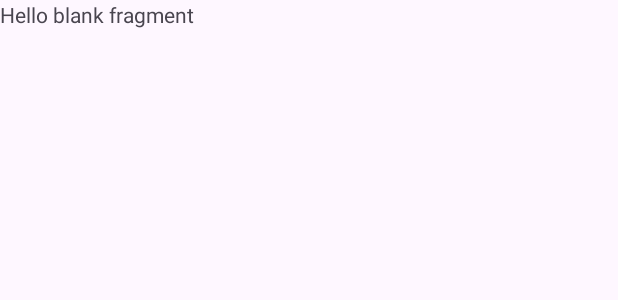
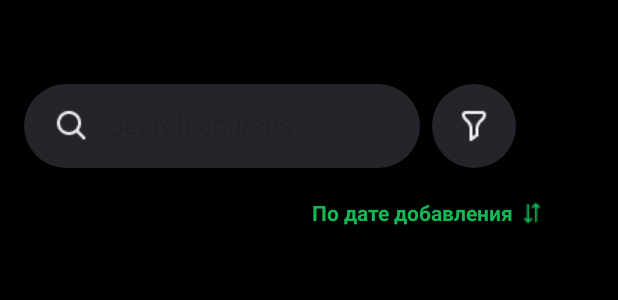
Before and after one commit to jeyDanilov/SkillStartTest, an Android app: the layout fragment_home.xml on its own in the app's theme, with its tools: preview values and no code run, on a phone screen of 412 x 824 dp. Shown: the top 300 px of the screen. Run offline under Robolectric (Android 15) with nearby library versions, the phone set to English and light mode, and no system bars.

Commit message:
Создал Главный экран,item_course c отображением карточки,для Recycler View

```diff
--- a/feature-home/src/main/java/com/example/feature_home/FragmentHome.kt
+++ b/feature-home/src/main/java/com/example/feature_home/FragmentHome.kt
@@ -6,7 +6,7 @@ import android.view.LayoutInflater
 import android.view.View
 import android.view.ViewGroup
 
-class FragmentHome : Fragment(R.layout.fragment_home) {
+ class FragmentHome : Fragment(R.layout.fragment_home) {
 
     override fun onCreateView(
         inflater: LayoutInflater, container: ViewGroup?,
--- /dev/null
+++ b/feature-home/src/main/res/drawable/back_color_hint.xml
@@ -0,0 +1,5 @@
+<?xml version="1.0" encoding="utf-8"?>
+<shape xmlns:android="http://schemas.android.com/apk/res/android">
+    <solid android:color="#24252A" />
+    <corners android:radius="28dp" />
+</shape>
--- /dev/null
+++ b/feature-home/src/main/res/drawable/back_funnel_hint.xml
@@ -0,0 +1,6 @@
+<?xml version="1.0" encoding="utf-8"?>
+<shape xmlns:android="http://schemas.android.com/apk/res/android"
+
+    android:shape="oval">
+    <solid android:color="#24252A" />
+</shape>
--- a/feature-home/src/main/res/layout/fragment_home.xml
+++ b/feature-home/src/main/res/layout/fragment_home.xml
@@ -1,14 +1,97 @@
 <?xml version="1.0" encoding="utf-8"?>
-<FrameLayout xmlns:android="http://schemas.android.com/apk/res/android"
-    xmlns:tools="http://schemas.android.com/tools"
-    android:layout_width="match_parent"
-    android:layout_height="match_parent"
-    tools:context=".FragmentHome">
 
-    <!-- TODO: Update blank fragment layout -->
-    <TextView
+<layout xmlns:android="http://schemas.android.com/apk/res/android"
+    xmlns:app="http://schemas.android.com/apk/res-auto"
+    xmlns:tools="http://schemas.android.com/tools">
+
+    <androidx.constraintlayout.widget.ConstraintLayout
         android:layout_width="match_parent"
         android:layout_height="match_parent"
-        android:text="@string/hello_blank_fragment" />
+        android:background="@color/backColorHomeScreen"
+        tools:context=".FragmentHome">
 
-</FrameLayout>
+        <LinearLayout
+            android:id="@+id/linearLayoutSearch"
+            android:layout_width="264dp"
+            android:layout_height="56dp"
+            android:layout_marginStart="16dp"
+            android:layout_marginTop="56dp"
+            android:orientation="horizontal"
+            app:layout_constraintStart_toStartOf="parent"
+            app:layout_constraintTop_toTopOf="parent">
+
+            <SearchView
+                android:id="@+id/search_view"
+                android:layout_width="match_parent"
+                android:layout_height="match_parent"
+                android:background="@drawable/back_color_hint"
+                android:iconifiedByDefault="false"
+                android:queryHint="Search courses"
+                android:searchIcon="@drawable/search" />
+        </LinearLayout>
+
+        <LinearLayout
+            android:id="@+id/linearLayoutFunnel"
+            android:layout_width="56dp"
+            android:layout_height="56dp"
+            android:layout_marginStart="8dp"
+            android:layout_marginTop="56dp"
+            android:gravity="center"
+            android:orientation="horizontal"
+            app:layout_constraintStart_toEndOf="@id/linearLayoutSearch"
+            app:layout_constraintTop_toTopOf="parent">
+
+            <ImageView
+                android:id="@+id/funnelImage"
+                android:layout_width="56dp"
+                android:layout_height="56dp"
+                android:background="@drawable/back_funnel_hint"
+                android:padding="16dp"
+                android:scaleType="centerInside"
+                android:src="@drawable/funnel" />
+        </LinearLayout>
+
+        <LinearLayout
+            android:id="@+id/linearLayoutTextdata"
+            android:layout_width="156dp"
+            android:layout_height="20dp"
+            android:layout_marginTop="20dp"
+            android:layout_marginEnd="48dp"
+            android:gravity="center_vertical"
+            android:orientation="horizontal"
+            app:layout_constraintEnd_toEndOf="parent"
+            app:layout_constraintTop_toBottomOf="@+id/linearLayoutFunnel">
+
+
+            <TextView
+                android:id="@+id/TextViewFilter"
+                android:layout_width="wrap_content"
+                android:layout_height="wrap_content"
+                android:layout_marginEnd="4dp"
+                android:text="По дате добавления"
+                android:textColor="@color/textViewColorFilter"
+                android:textSize="14sp"
+                android:textStyle="bold" />
+
+            <ImageView
+                android:id="@+id/imageFilter"
+                android:layout_width="16dp"
+                android:layout_height="16dp"
+                android:src="@drawable/arrow" />
+        </LinearLayout>
+
+        <androidx.recyclerview.widget.RecyclerView
+            android:id="@+id/recyclerView"
+            android:layout_width="0dp"
+            android:layout_height="0dp"
+            android:layout_marginTop="16dp"
+            android:paddingBottom="16dp"
+            android:clipToPadding="false"
+            android:scrollbars="vertical"
+            app:layout_constraintTop_toBottomOf="@id/linearLayoutTextdata"
+            app:layout_constraintBottom_toBottomOf="parent"
+            app:layout_constraintStart_toStartOf="parent"
+            app:layout_constraintEnd_toEndOf="parent" />
+
+    </androidx.constraintlayout.widget.ConstraintLayout>
+</layout>
--- /dev/null
+++ b/feature-home/src/main/res/values/color.xml
@@ -0,0 +1,9 @@
+<?xml version="1.0" encoding="utf-8"?>
+<resources>
+    <color name="backColorHomeScreen">#FF000000</color>
+    <color name="textViewColorFilter">#12B956</color>
+    <color name="backColorCardView">#24252A</color>
+    <color name="textColorCardView">#BDBCBC</color>
+    <color name="textColorCardViewTwo">#F2F2F3</color>
+
+</resources>
--- a/feature-navigation/build.gradle.kts
+++ b/feature-navigation/build.gradle.kts
@@ -35,6 +35,7 @@ android {
 dependencies {
 
     implementation(project(":domain"))
+    implementation(project(":feature-home"))
 
     implementation("androidx.lifecycle:lifecycle-viewmodel-ktx:2.6.2")
     implementation("org.jetbrains.kotlinx:kotlinx-coroutines-android:1.7.3")
```
Also changed, not shown: feature-home/src/main/res/drawable/back_color_star.xml (added, +7 -0 lines), feature-home/src/main/res/drawable/back_fav_vec.xml (added, +7 -0 lines), feature-home/src/main/res/layout/item_course.xml (added, +184 -0 lines), feature-navigation/src/main/res/layout/fragment_nav_host.xml (+6 -6 lines), feature-navigation/src/main/res/navigation/nav_graph.xml (+4 -6 lines), feature-home/src/main/res/drawable/arrow.png (added), feature-home/src/main/res/drawable/funnel.png (added), feature-home/src/main/res/drawable/imagecardviewone.png (added), feature-home/src/main/res/drawable/imagecardviewthree.png (added), feature-home/src/main/res/drawable/imagecardviewtwo.png (added), feature-home/src/main/res/drawable/rightshort.png (added), feature-home/src/main/res/drawable/search.png (added), feature-home/src/main/res/drawable/star.png (added), feature-home/src/main/res/drawable/vectorfav.png (added).
